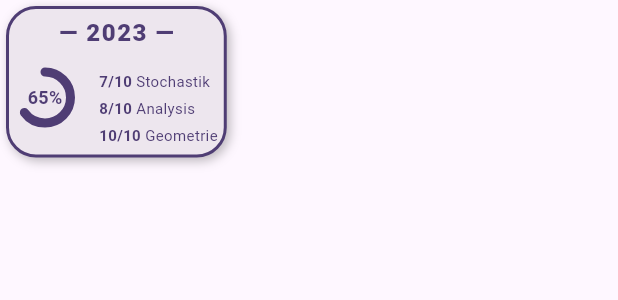
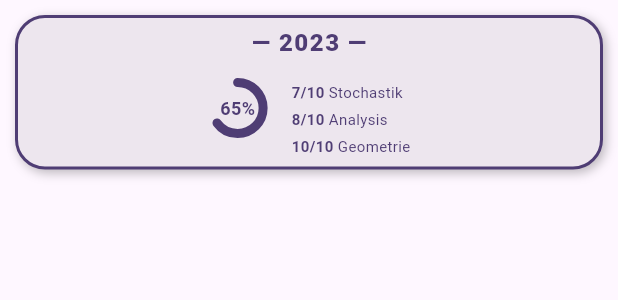
Before and after one commit to max-friebertshaeuser/AbiMind, a Flutter app: the ExerciseCards widget shown alone on an empty page, opened directly, on a phone screen of 412 x 824 dp. Shown: the top 300 px of the screen. Run offline on Flutter 3.47's test engine with Material 3 defaults, Android fonts, the phone set to English and light mode, and no system bars; drawn by our look-alikes of percent_indicator; our stand-ins replace firebase_auth, firebase_core, flutter_riverpod, google_fonts; missing offline and left inert: dart:ffi, firebase_app_check, flutter_drawing_board, flutter_verification_code; accounts and stored records are empty.

Commit message:
feat: update layout of ExerciseCards for improved styling and consistency

```diff
--- a/frontend/lib/presentation/screens/start/start-screen.dart
+++ b/frontend/lib/presentation/screens/start/start-screen.dart
@@ -115,7 +115,8 @@ class StarScreen extends StatelessWidget {
                           flex: 1,
                           child: SingleChildScrollView(
                             child: Container(
-                              margin: const EdgeInsets.all(20.0),
+                              margin: const EdgeInsets.all(10.0),
+                              width: double.infinity,
                               decoration: BoxDecoration(
                                 borderRadius: BorderRadius.circular(20),
                               ),
@@ -234,24 +235,16 @@ class ExerciseCards extends StatelessWidget {
   @override
   Widget build(BuildContext context) {
     final colorScheme = Theme.of(context).colorScheme;
-    return IntrinsicWidth(
-      child: IntrinsicHeight(
-        child: Container(
-          margin: const EdgeInsets.all(4),
-          padding: const EdgeInsets.all(4),
+    return Container(
+      width: double.infinity,
+      margin: const EdgeInsets.all(10),
+      padding: const EdgeInsets.all(5),
       decoration: BoxDecoration(
         color: colorScheme.surfaceContainerHigh,
         borderRadius: BorderRadius.circular(20),
-            border: Border.all(
-              color: colorScheme.onPrimaryFixedVariant,
-              width: 2,
-            ),
+        border: Border.all(color: colorScheme.onPrimaryFixedVariant, width: 2),
         boxShadow: const [
-              BoxShadow(
-                color: Colors.black26,
-                offset: Offset(2, 2),
-                blurRadius: 5,
-              ),
+          BoxShadow(color: Colors.black26, offset: Offset(2, 2), blurRadius: 5),
         ],
       ),
       child: Column(
@@ -328,8 +321,6 @@ class ExerciseCards extends StatelessWidget {
             ],
           ),
         ],
-          ),
-        ),
       ),
     );
   }
```
Lines whose indentation alone changed are shown as unchanged.
